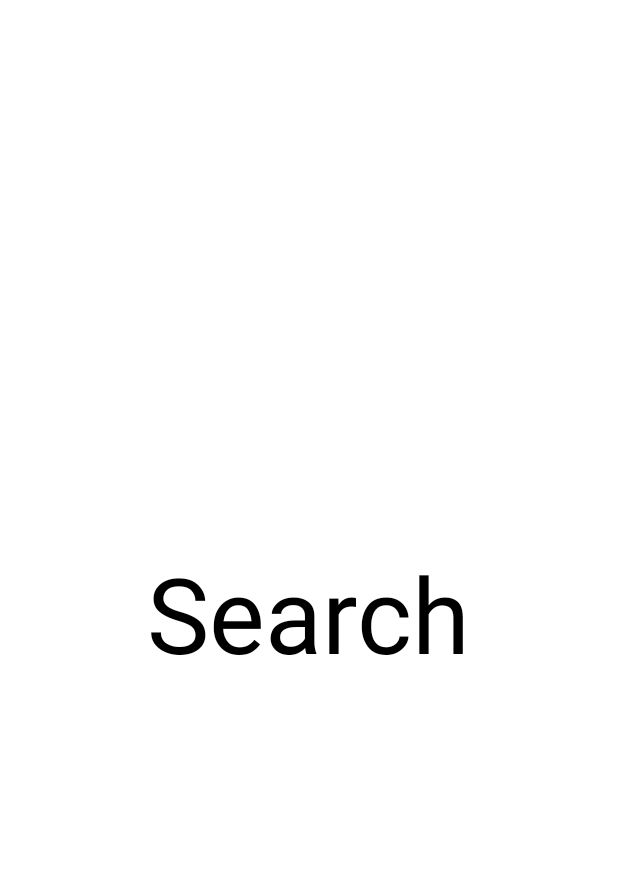
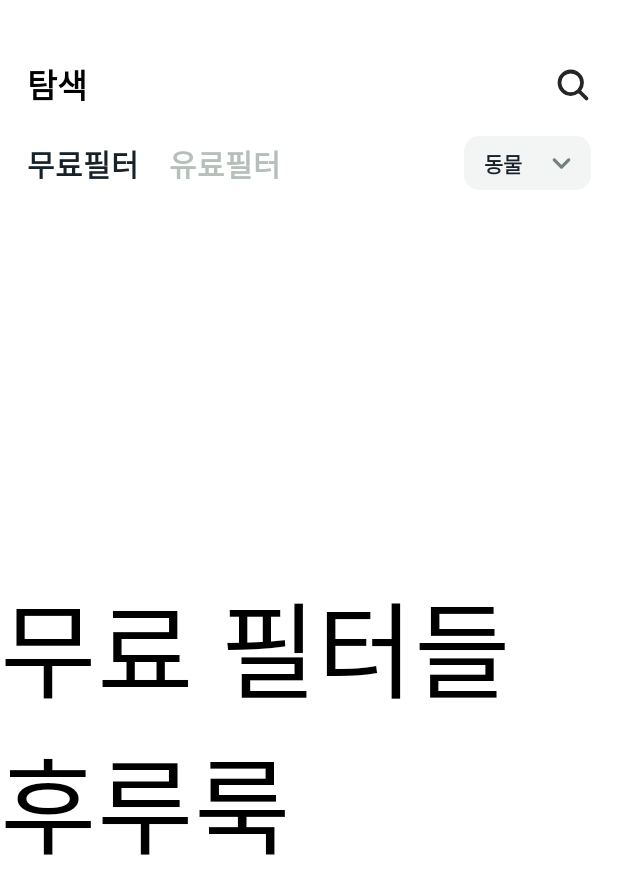
Before and after one commit to MP-LenzHub/LenzHub-Android, an Android app built with Jetpack Compose: the composable SearchScreen shown on its own in the app's theme, on a phone screen of 412 x 824 dp. Shown: the top 894 px of the screen. Run offline under Robolectric (Android 15) with nearby library versions, the phone set to English and light mode, and no system bars; our stand-ins replace accompanist; 2 statements that could not run were skipped.

Commit message:
[Add] : make SearchMainScreen.kt [Add] : Category enum data [Add] : Colors

```diff
--- /dev/null
+++ b/app/src/main/java/com/plzgpt/lenzhub/ui/data/Category.kt
@@ -0,0 +1,13 @@
+package com.plzgpt.lenzhub.ui.data
+
+import com.plzgpt.lenzhub.R
+
+enum class Category(
+    val category: String,
+    val image: Int
+) {
+    ANIMAL("동물", R.drawable.ic_animal),
+    PERSON("인물", R.drawable.ic_person),
+    SIGHT("풍경", R.drawable.ic_sight),
+    FOOD("음식", R.drawable.ic_food)
+}
--- /dev/null
+++ b/app/src/main/java/com/plzgpt/lenzhub/ui/route/NavigationGraphSearch.kt
@@ -0,0 +1,49 @@
+package com.plzgpt.lenzhub.ui.route
+
+import androidx.compose.foundation.layout.fillMaxSize
+import androidx.compose.runtime.Composable
+import androidx.compose.ui.Modifier
+import androidx.navigation.NavHostController
+import androidx.navigation.compose.NavHost
+import androidx.navigation.compose.composable
+import com.plzgpt.lenzhub.ui.screen.search.SearchMainScreen
+
+
+enum class NAV_ROUTE_SEARCH(val routeName: String, val description: String) { //upload 패키지 루트.
+    DISCOVERMAIN("DISCVOER_SEARCH_MAIN", "탐색창 메인 창"),
+    DISCOVERSEARCHING("DISCOVER_SEARCHING", "탐색 검색 창"),
+    DISCOVERSEARCHRESULT("DISCOVER_SEARCH_RESULT", "탐색 결과 창"),
+    DISCOVERSEARCHUSERPROFILE("DISCOVER_SEARCH_USER_PROFILE", "탐색 유저 프로필")
+}
+
+
+@Composable
+fun NavigationGraphSearch(
+    navController: NavHostController
+) {
+
+    NavHost(navController, startDestination = NAV_ROUTE_SEARCH.DISCOVERMAIN.routeName,
+        modifier = Modifier.fillMaxSize()
+    ) {
+        composable(
+            NAV_ROUTE_SEARCH.DISCOVERMAIN.routeName
+        ) {
+            SearchMainScreen(navController)
+        }
+        composable(
+            NAV_ROUTE_SEARCH.DISCOVERSEARCHING.routeName,
+        ) { backStackEntry ->
+
+        }
+        composable(
+            NAV_ROUTE_SEARCH.DISCOVERSEARCHRESULT.routeName + "/{searchText}",
+        ) { backStackEntry ->
+
+        }
+        composable(
+            NAV_ROUTE_SEARCH.DISCOVERSEARCHUSERPROFILE.routeName
+        ) {
+
+        }
+    }
+}
--- /dev/null
+++ b/app/src/main/java/com/plzgpt/lenzhub/ui/screen/search/SearchMainScreen.kt
@@ -0,0 +1,248 @@
+package com.plzgpt.lenzhub.ui.screen.search
+
+import androidx.activity.compose.BackHandler
+import androidx.compose.foundation.Image
+import androidx.compose.foundation.background
+import androidx.compose.foundation.layout.*
+import androidx.compose.foundation.shape.RoundedCornerShape
+import androidx.compose.material.*
+import androidx.compose.runtime.*
+import androidx.compose.runtime.saveable.rememberSaveable
+import androidx.compose.ui.Alignment
+import androidx.compose.ui.Modifier
+import androidx.compose.ui.draw.clip
+import androidx.compose.ui.graphics.Color
+import androidx.compose.ui.platform.LocalFocusManager
+import androidx.compose.ui.res.painterResource
+import androidx.compose.ui.text.TextStyle
+import androidx.compose.ui.text.font.FontWeight
+import androidx.compose.ui.unit.dp
+import androidx.compose.ui.unit.sp
+import androidx.navigation.NavHostController
+import com.google.accompanist.pager.ExperimentalPagerApi
+import com.google.accompanist.pager.HorizontalPager
+import com.google.accompanist.pager.rememberPagerState
+import com.plzgpt.lenzhub.R
+import com.plzgpt.lenzhub.ui.data.Category
+import com.plzgpt.lenzhub.ui.route.NAV_ROUTE_SEARCH
+import com.plzgpt.lenzhub.ui.theme.mainBackground
+import com.plzgpt.lenzhub.ui.theme.mainBlack
+import com.plzgpt.lenzhub.ui.theme.mainGray
+import com.plzgpt.lenzhub.util.ModalBottomSheet
+import com.plzgpt.lenzhub.util.ModalBottomSheetItem
+import com.plzgpt.lenzhub.util.addFocusCleaner
+import com.plzgpt.lenzhub.util.bounceClick
+import kotlinx.coroutines.launch
+
+@OptIn(ExperimentalPagerApi::class, ExperimentalMaterialApi::class)
+@Composable
+fun SearchMainScreen(navController: NavHostController) {
+    val pagerState = rememberPagerState()
+
+    val selectedCategory = remember { mutableStateOf(Category.ANIMAL) }
+
+
+    val focusManager = LocalFocusManager.current
+
+    val showModalSheet = rememberSaveable{ mutableStateOf(false) }
+    val bottomSheetState = rememberModalBottomSheetState(initialValue = ModalBottomSheetValue.Hidden)
+
+    val scope = rememberCoroutineScope()
+
+    ModalBottomSheet(
+        title = "카테고리",
+        bottomSheetState = bottomSheetState,
+        sheetScreen = {
+            ModalBottomSheetItem(text = "동물", icon = R.drawable.ic_animal, trailing = true, modifier = Modifier.bounceClick {
+                selectedCategory.value = Category.ANIMAL
+
+                scope.launch {
+                    bottomSheetState.hide()
+                }
+            })
+            ModalBottomSheetItem(text = "인물", icon = R.drawable.ic_person, trailing = true, modifier = Modifier.bounceClick {
+
+                selectedCategory.value = Category.PERSON
+
+                scope.launch {
+                    bottomSheetState.hide()
+                }
+            })
+            ModalBottomSheetItem(text = "풍경", icon = R.drawable.ic_sight, trailing = true, modifier = Modifier.bounceClick {
+                selectedCategory.value = Category.SIGHT
+
+                scope.launch {
+                    bottomSheetState.hide()
+                }
+            })
+            ModalBottomSheetItem(text = "음식", icon = R.drawable.ic_food, trailing = true, modifier = Modifier.bounceClick {
+                selectedCategory.value = Category.FOOD
+
+                scope.launch {
+                    bottomSheetState.hide()
+                }
+            })
+        },
+        uiScreen = {
+            BackHandler(enabled = bottomSheetState.isVisible) {
+                scope.launch {
+                    bottomSheetState.hide()
+                }
+            }
+            Box(
+                modifier = Modifier
+                    .fillMaxSize()
+                    .background(Color.White)
+                    .addFocusCleaner(focusManager)
+            ) {
+
+                Column(
+                    modifier = Modifier.fillMaxSize()
+                ) {
+
+                    //상단 카테고리 선택 및 검색버튼 있는 레이아웃
+                    Row(
+                        modifier = Modifier
+                            .fillMaxWidth()
+                            .wrapContentHeight()
+                            .padding(start = 18.dp, top = 40.dp, end = 18.dp, bottom = 18.dp),
+                        verticalAlignment = Alignment.CenterVertically
+                    ) {
+                        Text(
+                            text = "탐색",
+                            color = Color.Black,
+                            fontSize = 22.sp,
+                            fontWeight = FontWeight(700)
+                        )
+
+                        Spacer(modifier = Modifier.weight(1f))
+
+                        Image(
+                            painter = painterResource(id = R.drawable.ic_search_big),
+                            contentDescription = null,
+                            modifier = Modifier
+                                .bounceClick {
+                                    navController.navigate(route = NAV_ROUTE_SEARCH.DISCOVERSEARCHING.routeName)
+                                }
+
+                        )
+                    }
+                    Row(
+                        modifier = Modifier
+                            .height(36.dp)
+                            .fillMaxWidth()
+                            .padding(end = 18.dp),
+                        verticalAlignment = Alignment.CenterVertically
+                    ){
+                        Row(
+                            Modifier
+                                .padding(horizontal = 18.dp),
+                            verticalAlignment = Alignment.CenterVertically
+                        ) {
+                            Text(text = "무료필터",
+                                fontSize = 20.sp,
+                                color =
+                                if(pagerState.currentPage == 0) mainBlack
+                                else mainGray,
+                                fontWeight = FontWeight.Bold,
+                                modifier = Modifier
+                                    .bounceClick {
+                                        scope.launch {
+                                            pagerState.animateScrollToPage(0)
+                                        }
+                                    })
+                            Spacer(Modifier.size(20.dp))
+                            Text(text = "유료필터",
+                                fontSize = 20.sp,
+                                color =
+                                if(pagerState.currentPage == 1) mainBlack
+                                else mainGray,
+                                fontWeight = FontWeight.Bold,
+                                modifier = Modifier.bounceClick {
+                                    scope.launch {
+                                        pagerState.animateScrollToPage(1)
+                                    }
+
+                                }
+                            )
+                        }
+
+                        Spacer(modifier = Modifier.weight(1f))
+
+                        Box(
+                            modifier = Modifier
+                                .bounceClick {
+                                    focusManager.clearFocus()
+                                    showModalSheet.value = !showModalSheet.value
+                                    scope.launch {
+                                        bottomSheetState.show()
+                                    }
+                                }
+                                .fillMaxHeight()
+                                .clip(RoundedCornerShape(10.dp))
+                                .background(color = mainBackground),
+
+                            ) {
+                            Row(
+                                modifier = Modifier.fillMaxHeight(),
+                                verticalAlignment = Alignment.CenterVertically
+                            ) {
+                                Text(
+                                    modifier = Modifier
+                                        .padding(horizontal = 13.dp),
+                                    text = selectedCategory.value.category,
+                                    style = TextStyle(
+                                        fontSize = 14.sp,
+                                        fontWeight = FontWeight(600),
+                                        color = mainBlack
+                                    )
+                                )
+                                //카테고리 옆에 있는 ^ 이거 거꾸로 이미지
+                                Image(
+                                    modifier = Modifier.padding(start = 5.dp, end = 12.dp),
+                                    painter = painterResource(id = R.drawable.ic_chevron_down_new),
+                                    contentDescription = null,
+                                )
+                            }
+                        }
+                    }
+                    Spacer(modifier = Modifier.height(14.dp))
+
+                    //포스트, 큐레이션 텝 레이아웃
+                    HorizontalPager(
+                        modifier = Modifier
+                            .fillMaxSize(),
+                        count = 2,
+                        state = pagerState
+                    ) { page ->
+                        when (page) {
+                            //나중에 API로 받은 값(List)도 넣어줘야할듯
+                            0 -> Text(
+                                text = "무료 필터들 후루룩",
+                                style = TextStyle(
+                                    color = Color.Black,
+                                    fontWeight = FontWeight(400),
+                                    fontSize = 70.sp
+                                )
+                            )
+                            1 -> Text(
+                                text = "유료 필터들 후루룩",
+                                style = TextStyle(
+                                    color = Color.Black,
+                                    fontWeight = FontWeight(400),
+                                    fontSize = 70.sp
+                                )
+                            )
+                        }
+
+                    }
+
+                }
+            }
+
+        }
+    )
+
+
+
+}
--- a/app/src/main/java/com/plzgpt/lenzhub/ui/screen/search/SearchScreen.kt
+++ b/app/src/main/java/com/plzgpt/lenzhub/ui/screen/search/SearchScreen.kt
@@ -1,5 +1,7 @@
 package com.plzgpt.lenzhub.ui.screen.search
 
+import android.os.Build
+import androidx.annotation.RequiresApi
 import androidx.compose.foundation.background
 import androidx.compose.foundation.layout.Box
 import androidx.compose.foundation.layout.fillMaxSize
@@ -11,7 +13,10 @@ import androidx.compose.ui.graphics.Color
 import androidx.compose.ui.text.TextStyle
 import androidx.compose.ui.text.font.FontWeight
 import androidx.compose.ui.unit.sp
+import androidx.navigation.compose.rememberNavController
+import com.plzgpt.lenzhub.ui.route.NavigationGraphSearch
 
+@RequiresApi(Build.VERSION_CODES.O)
 @Composable
 fun SearchScreen() {
     Box(
@@ -20,15 +25,14 @@ fun SearchScreen() {
             .background(Color.White)
 
     ) {
-        Text(
-            text = "Search",
-            modifier = Modifier
-                .align(Alignment.Center),
-            style = TextStyle(
-                color = Color.Black,
-                fontWeight = FontWeight(400),
-                fontSize = 70.sp
-            )
-        )
+        SearchNavScreen()
     }
 }
+
+
+@RequiresApi(Build.VERSION_CODES.O)
+@Composable
+fun SearchNavScreen() {
+    val navController = rememberNavController()
+    NavigationGraphSearch(navController = navController)
+}
--- a/app/src/main/java/com/plzgpt/lenzhub/ui/theme/Color.kt
+++ b/app/src/main/java/com/plzgpt/lenzhub/ui/theme/Color.kt
@@ -6,6 +6,9 @@ val Purple200 = Color(0xFFBB86FC)
 val Purple500 = Color(0xFF6200EE)
 val Purple700 = Color(0xFF3700B3)
 val Teal200 = Color(0xFF03DAC5)
+val mainBlack = Color(0xFF172129) //검은색
+val mainBackground = Color(0xFFF3F5F4) //배경색
 val mainGray = Color(0xFFB6BFBA)
 val mainPoint = Color(0xFFBCE3FF)
 val mainError = Color(0xFFFDA5B5)
+val mainGreen = Color(0xFFA5FDB9)
--- /dev/null
+++ b/app/src/main/java/com/plzgpt/lenzhub/util/ModalBottomSheet.kt
@@ -0,0 +1,119 @@
+package com.plzgpt.lenzhub.util
+
+import androidx.compose.foundation.Image
+import androidx.compose.foundation.background
+import androidx.compose.foundation.layout.*
+import androidx.compose.foundation.lazy.LazyColumn
+import androidx.compose.foundation.shape.RoundedCornerShape
+import androidx.compose.material.*
+import androidx.compose.runtime.Composable
+import androidx.compose.ui.Alignment
+import androidx.compose.ui.Modifier
+import androidx.compose.ui.draw.alpha
+import androidx.compose.ui.graphics.Color
+import androidx.compose.ui.res.painterResource
+import androidx.compose.ui.text.font.Font
+import androidx.compose.ui.text.font.FontWeight
+import androidx.compose.ui.unit.dp
+import androidx.compose.ui.unit.sp
+import com.plzgpt.lenzhub.R
+import com.plzgpt.lenzhub.ui.theme.mainGray
+
+
+//바텀 모달 시트
+@OptIn(ExperimentalMaterialApi::class)
+@Composable
+fun ModalBottomSheet(
+    title: String,
+    bottomSheetState: ModalBottomSheetState,
+    uiScreen: @Composable () -> Unit,
+    sheetScreen: @Composable () -> Unit,
+) {
+    ModalBottomSheetLayout(
+        sheetElevation = 0.dp,
+        sheetBackgroundColor = Color.Transparent,
+        sheetState = bottomSheetState,
+        sheetContent = {
+            Card(modifier = Modifier
+                .padding(10.dp),
+                shape = RoundedCornerShape(15.dp)
+            )
+            {
+                Column(modifier = Modifier
+                    .fillMaxWidth()
+                    .padding(vertical = 18.dp),
+                    horizontalAlignment = Alignment.CenterHorizontally) {
+                    // 회색 홀드
+                    Box(modifier = Modifier
+                        .width(40.dp)
+                        .height(5.dp)
+                        .background(mainGray, RoundedCornerShape(30.dp))
+                        .alpha(0.2f)
+                    )
+                    Spacer(modifier = Modifier.size(30.dp))
+                    if(title != "") {
+                        Text(
+                            text = title,
+                            color = Color.Black,
+                            fontWeight = FontWeight.Bold,
+                            fontSize = 20.sp,
+                            modifier = Modifier
+                                .align(Alignment.Start)
+                                .padding(start = 18.dp)
+                        )
+                        Spacer(modifier = Modifier.height(30.dp))
+                    }
+                    // 리스트
+                    LazyColumn(modifier = Modifier
+                        .padding(horizontal = 18.dp) ){
+                        item {
+                            sheetScreen.invoke()
+                        }
+                    }
+                }
+            }
+        }) {
+        uiScreen.invoke()
+    }
+}
+//Modal Bottom Sheet item
+@Composable
+fun ModalBottomSheetItem(
+    icon: Int = 0,
+    text: String,
+    trailing: Boolean = true,
+    modifier: Modifier = Modifier
+) {
+    Card(
+        modifier = modifier,
+        elevation = 0.dp
+    ) {
+        Row(
+            modifier = Modifier
+                .padding(vertical = 10.dp)
+        ) {
+            if(icon != 0) {
+                Image(
+                    painter = painterResource(id = icon),
+                    contentDescription = null,
+                    modifier = Modifier
+                        .width(30.dp)
+                        .height(30.dp)
+                )
+                Spacer(modifier = Modifier.width(18.dp))
+                Text(text, fontSize = 16.sp, color = Color.Black, modifier = Modifier.align(Alignment.CenterVertically))
+                Spacer(modifier = Modifier.weight(1f))
+                if(trailing) {
+                    Image(
+                        painter = painterResource(id = R.drawable.ic_chevron_right),
+                        contentDescription = null,
+                        modifier = Modifier
+                            .width(15.dp)
+                            .height(15.dp)
+                            .align(Alignment.CenterVertically)
+                    )
+                }
+            }
+        }
+    }
+}
--- /dev/null
+++ b/app/src/main/res/drawable/ic_chevron_down_new.xml
@@ -0,0 +1,14 @@
+<vector xmlns:android="http://schemas.android.com/apk/res/android"
+    android:width="15dp"
+    android:height="15dp"
+    android:viewportWidth="15"
+    android:viewportHeight="15">
+  <path
+      android:strokeWidth="1"
+      android:pathData="M2.423,4.657C2.647,4.442 3.003,4.449 3.218,4.673L7.5,9.126L11.782,4.673C11.997,4.449 12.353,4.442 12.577,4.657C12.801,4.872 12.808,5.228 12.593,5.452L7.905,10.327C7.799,10.438 7.653,10.5 7.5,10.5C7.347,10.5 7.201,10.438 7.095,10.327L2.407,5.452C2.192,5.228 2.199,4.872 2.423,4.657Z"
+      android:strokeLineJoin="round"
+      android:fillColor="#75807A"
+      android:fillType="evenOdd"
+      android:strokeColor="#75807A"
+      android:strokeLineCap="round"/>
+</vector>
--- /dev/null
+++ b/app/src/main/res/drawable/ic_chevron_right.xml
@@ -0,0 +1,10 @@
+<vector xmlns:android="http://schemas.android.com/apk/res/android"
+    android:width="8dp"
+    android:height="14dp"
+    android:viewportWidth="8"
+    android:viewportHeight="14">
+  <path
+      android:pathData="M7.567,6.558C7.811,6.802 7.811,7.198 7.567,7.442L1.317,13.692C1.073,13.936 0.677,13.936 0.433,13.692C0.189,13.448 0.189,13.052 0.433,12.808L6.241,7L0.433,1.192C0.189,0.948 0.189,0.552 0.433,0.308C0.677,0.064 1.073,0.064 1.317,0.308L7.567,6.558Z"
+      android:fillColor="#75807A"
+      android:fillType="evenOdd"/>
+</vector>
--- /dev/null
+++ b/app/src/main/res/drawable/ic_search_big.xml
@@ -0,0 +1,14 @@
+<vector xmlns:android="http://schemas.android.com/apk/res/android"
+    android:width="24dp"
+    android:height="24dp"
+    android:viewportWidth="24"
+    android:viewportHeight="24">
+  <path
+      android:strokeWidth="1"
+      android:pathData="M10.5,3.75C6.772,3.75 3.75,6.772 3.75,10.5C3.75,14.228 6.772,17.25 10.5,17.25C12.364,17.25 14.051,16.495 15.273,15.273C16.495,14.051 17.25,12.364 17.25,10.5C17.25,6.772 14.228,3.75 10.5,3.75ZM2.25,10.5C2.25,5.944 5.944,2.25 10.5,2.25C15.056,2.25 18.75,5.944 18.75,10.5C18.75,12.508 18.032,14.349 16.84,15.779L21.53,20.47C21.823,20.763 21.823,21.237 21.53,21.53C21.237,21.823 20.763,21.823 20.47,21.53L15.779,16.84C14.349,18.032 12.508,18.75 10.5,18.75C5.944,18.75 2.25,15.056 2.25,10.5Z"
+      android:strokeLineJoin="round"
+      android:fillColor="#252525"
+      android:fillType="evenOdd"
+      android:strokeColor="#252525"
+      android:strokeLineCap="round"/>
+</vector>
```
